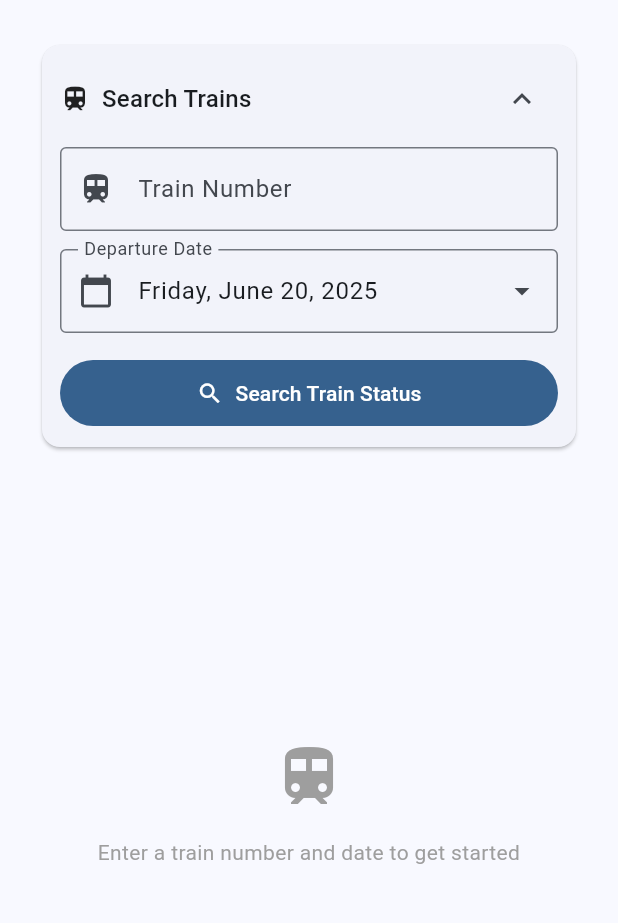
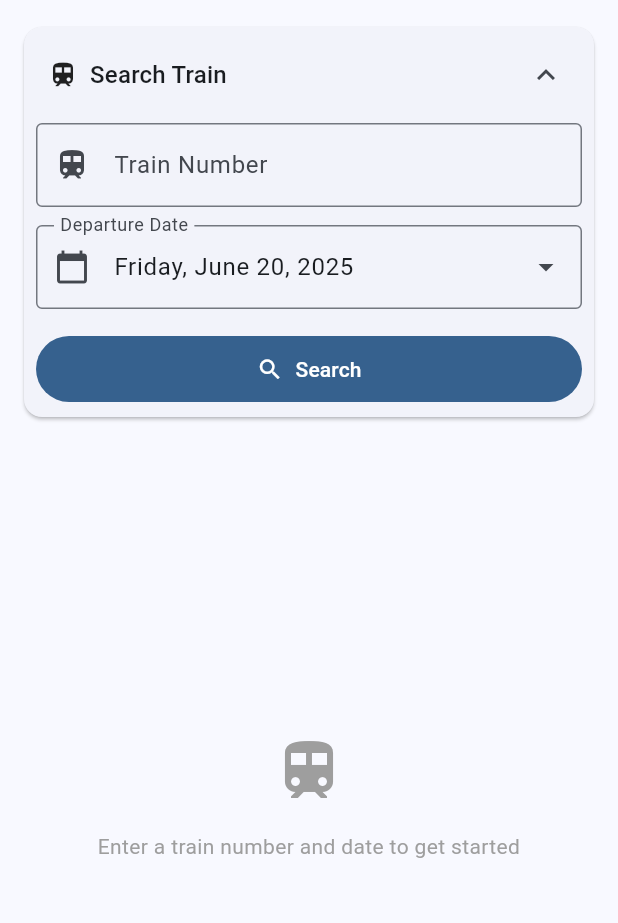
Before and after one commit to nikhilweee/amtrak-live, a Flutter app: the screen it shows after launch, on a phone screen of 412 x 824 dp, the part 63-986 px from its top. Run offline on Flutter 3.47's test engine with Material 3 defaults, Android fonts, the light colour scheme and no system bars; our stand-ins replace shared_preferences, timezone.

Commit message:
feat: formatting improvements

```diff
--- a/lib/widgets/home_page.dart
+++ b/lib/widgets/home_page.dart
@@ -67,10 +67,7 @@ class _HomePageState extends State<HomePage> {
         title: const Text('Amtrak Live'),
         forceMaterialTransparency: true,
       ),
-      body: Padding(
-        padding: const EdgeInsets.all(12.0),
-        child: Column(
-          crossAxisAlignment: CrossAxisAlignment.stretch,
+      body: Column(
         children: [
           // Search
           SearchForm(
@@ -89,7 +86,6 @@ class _HomePageState extends State<HomePage> {
           ),
         ],
       ),
-      ),
     );
   }
 }
--- a/lib/widgets/search_form.dart
+++ b/lib/widgets/search_form.dart
@@ -111,7 +111,7 @@ class _SearchFormState extends State<SearchForm> {
     return Card(
       margin: const EdgeInsets.symmetric(horizontal: 16, vertical: 4),
       child: Padding(
-        padding: const EdgeInsets.all(12.0),
+        padding: const EdgeInsets.all(8.0),
         child: Column(
           children: [
             // Always show the header (collapsed state info with expand/collapse button)
@@ -135,7 +135,9 @@ class _SearchFormState extends State<SearchForm> {
   }
 
   Widget _buildHeader() {
-    return Row(
+    return Padding(
+      padding: const EdgeInsets.only(left: 8.0),
+      child: Row(
         children: [
           // Train info
           const Icon(Icons.train, size: 20),
@@ -143,7 +145,7 @@ class _SearchFormState extends State<SearchForm> {
           Expanded(
             child: Text(
               _isExpanded
-                ? 'Search Trains'
+                  ? 'Search Train'
                   : (_trainNumberController.text.isNotEmpty
                       ? 'Train ${_trainNumberController.text}'
                       : 'No train selected'),
@@ -171,6 +173,7 @@ class _SearchFormState extends State<SearchForm> {
             tooltip: _isExpanded ? 'Collapse' : 'Expand',
           ),
         ],
+      ),
     );
   }
 
@@ -211,7 +214,7 @@ class _SearchFormState extends State<SearchForm> {
         FilledButton.icon(
           onPressed: widget.isLoading ? null : _handleSearch,
           icon: const Icon(Icons.search),
-          label: const Text('Search Train Status'),
+          label: const Text('Search'),
           style: FilledButton.styleFrom(
             padding: const EdgeInsets.symmetric(vertical: 12),
           ),
```
Also changed, not shown: lib/models.dart (+9 -0 lines), lib/widgets/search_results.dart (+38 -48 lines). Lines whose indentation alone changed are shown as unchanged.
